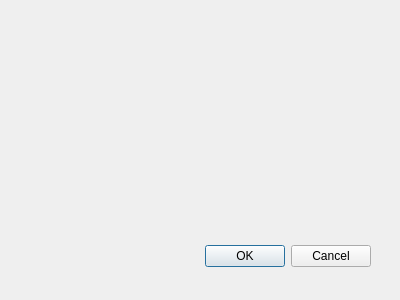
Above: Windows/edittask.ui from adjustive/Todo-Manager before the change. Below: the same form after it.
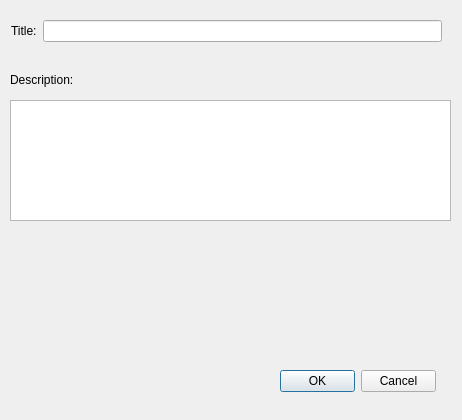
That is the form after the change.

The edit to the form file:
```diff
--- a/Windows/edittask.ui
+++ b/Windows/edittask.ui
@@ -8,8 +8,8 @@
    <rect>
     <x>0</x>
     <y>0</y>
-    <width>400</width>
-    <height>300</height>
+    <width>462</width>
+    <height>420</height>
    </rect>
   </property>
   <property name="windowTitle">
@@ -18,10 +18,10 @@
   <widget name="buttonBox" class="QDialogButtonBox">
    <property name="geometry">
     <rect>
-     <x>30</x>
-     <y>240</y>
-     <width>341</width>
-     <height>32</height>
+     <x>280</x>
+     <y>370</y>
+     <width>156</width>
+     <height>23</height>
     </rect>
    </property>
    <property name="orientation">
@@ -31,6 +31,70 @@
     <set>QDialogButtonBox::Cancel|QDialogButtonBox::Ok</set>
    </property>
   </widget>
+  <widget class="QTextEdit" name="textEdit">
+   <property name="geometry">
+    <rect>
+     <x>10</x>
+     <y>100</y>
+     <width>441</width>
+     <height>121</height>
+    </rect>
+   </property>
+  </widget>
+  <widget class="QWidget" name="">
+   <property name="geometry">
+    <rect>
+     <x>11</x>
+     <y>20</y>
+     <width>431</width>
+     <height>22</height>
+    </rect>
+   </property>
+   <layout class="QHBoxLayout" name="horizontalLayout">
+    <item>
+     <widget class="QLabel" name="label">
+      <property name="text">
+       <string>Title:</string>
+      </property>
+     </widget>
+    </item>
+    <item>
+     <widget class="QLineEdit" name="lineEdit"/>
+    </item>
+   </layout>
+  </widget>
+  <widget class="QWidget" name="">
+   <property name="geometry">
+    <rect>
+     <x>10</x>
+     <y>70</y>
+     <width>433</width>
+     <height>19</height>
+    </rect>
+   </property>
+   <layout class="QHBoxLayout" name="horizontalLayout_2">
+    <item>
+     <widget class="QLabel" name="label_2">
+      <property name="text">
+       <string>Description:</string>
+      </property>
+     </widget>
+    </item>
+    <item>
+     <spacer name="horizontalSpacer">
+      <property name="orientation">
+       <enum>Qt::Horizontal</enum>
+      </property>
+      <property name="sizeHint" stdset="0">
+       <size>
+        <width>368</width>
+        <height>17</height>
+       </size>
+      </property>
+     </spacer>
+    </item>
+   </layout>
+  </widget>
  </widget>
  <pixmapfunction/>
  <resources/>
```
Left out of the diff: 13 changed lines with no effect on the pictures.
